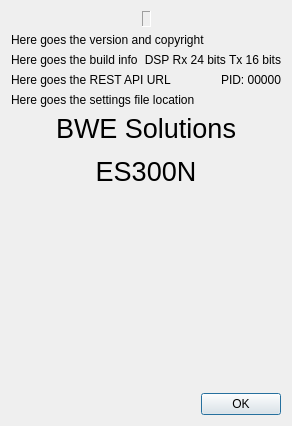
Above: sdrgui/gui/aboutdialog.ui from lirikanmatadewa/sdrangel before the change. Below: the same form after it.
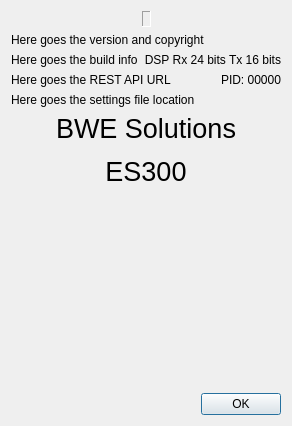
That is the form after the change. Icons and pictures are not drawn.

```diff
--- a/sdrgui/gui/aboutdialog.ui
+++ b/sdrgui/gui/aboutdialog.ui
@@ -159,7 +159,7 @@
    <item>
     <widget class="QLabel" name="info">
      <property name="text">
-      <string>&lt;html&gt;&lt;head/&gt;&lt;body&gt;&lt;p align=&quot;center&quot;&gt;&lt;span style=&quot; font-size:20pt;&quot;&gt;BWE Solutions&lt;/span&gt;&lt;/p&gt;&lt;p align=&quot;center&quot;&gt;&lt;span style=&quot; font-size:20pt;&quot;&gt;ES300N&lt;/span&gt;&lt;/p&gt;&lt;p align=&quot;center&quot;&gt;&lt;br/&gt;&lt;/p&gt;&lt;p align=&quot;center&quot;&gt;&lt;br/&gt;&lt;/p&gt;&lt;p align=&quot;center&quot;&gt;&lt;br/&gt;&lt;/p&gt;&lt;p align=&quot;center&quot;&gt;&lt;br/&gt;&lt;/p&gt;&lt;p align=&quot;center&quot;&gt;&lt;br/&gt;&lt;/p&gt;&lt;/body&gt;&lt;/html&gt;</string>
+      <string>&lt;html&gt;&lt;head/&gt;&lt;body&gt;&lt;p align=&quot;center&quot;&gt;&lt;span style=&quot; font-size:20pt;&quot;&gt;BWE Solutions&lt;/span&gt;&lt;/p&gt;&lt;p align=&quot;center&quot;&gt;&lt;span style=&quot; font-size:20pt;&quot;&gt;ES300&lt;/span&gt;&lt;/p&gt;&lt;p align=&quot;center&quot;&gt;&lt;br/&gt;&lt;/p&gt;&lt;p align=&quot;center&quot;&gt;&lt;br/&gt;&lt;/p&gt;&lt;p align=&quot;center&quot;&gt;&lt;br/&gt;&lt;/p&gt;&lt;p align=&quot;center&quot;&gt;&lt;br/&gt;&lt;/p&gt;&lt;p align=&quot;center&quot;&gt;&lt;br/&gt;&lt;/p&gt;&lt;/body&gt;&lt;/html&gt;</string>
      </property>
      <property name="wordWrap">
       <bool>true</bool>
```
Left out of the diff: 2 changed lines with no effect on the pictures.
